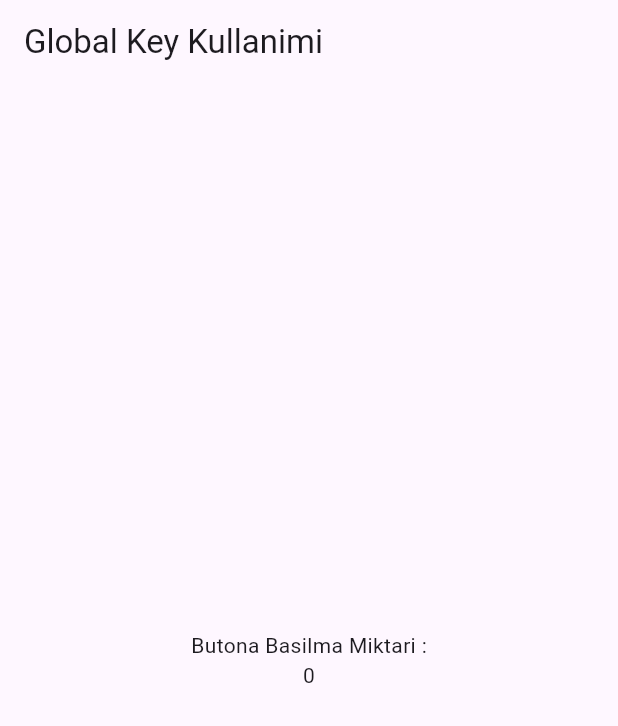
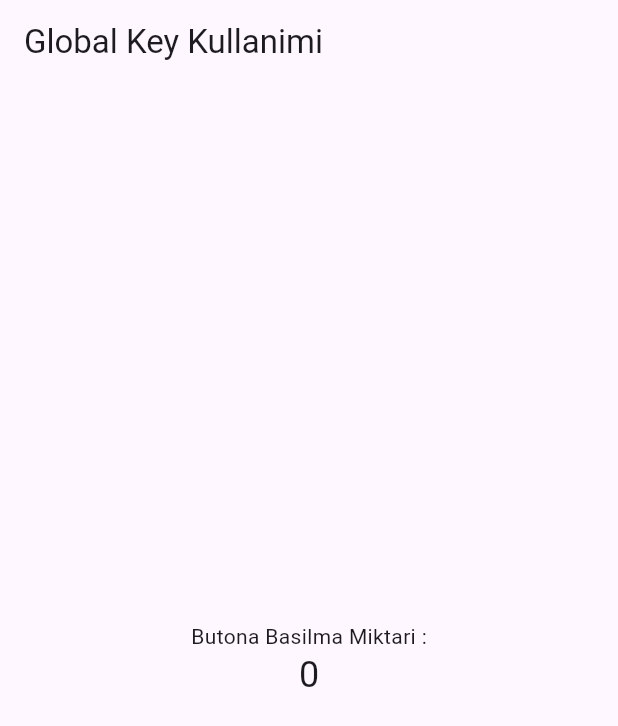
Before and after one commit to Mstf466/flutter_inputs, a Flutter app: the screen it shows after launch, on a phone screen of 412 x 824 dp. Shown: the top 726 px of the screen. Run offline on Flutter 3.47's test engine with Material 3 defaults, Android fonts, the phone set to English and light mode, and no system bars; our stand-ins replace email_validator.

Commit message:
flutter_inputs

```diff
--- a/lib/globalkey_kullanimi.dart
+++ b/lib/globalkey_kullanimi.dart
@@ -14,10 +14,26 @@ class GlobalKeyKullanimi extends StatelessWidget {
           mainAxisAlignment: MainAxisAlignment.center,
           children: [
             Text('Butona Basilma Miktari :'),
-            Text('0'),
+            SayacWidget(),
           ],
         ),
       ),
     );
   }
 }
+
+class SayacWidget extends StatefulWidget {
+  const SayacWidget({super.key});
+
+  @override
+  State<SayacWidget> createState() => _SayacWidgetState();
+}
+
+class _SayacWidgetState extends State<SayacWidget> {
+  int _sayac = 0;
+
+  @override
+  Widget build(BuildContext context) {
+    return Text(_sayac.toString(), style: Theme.of(context).textTheme.headlineSmall,);
+  }
+}
```
